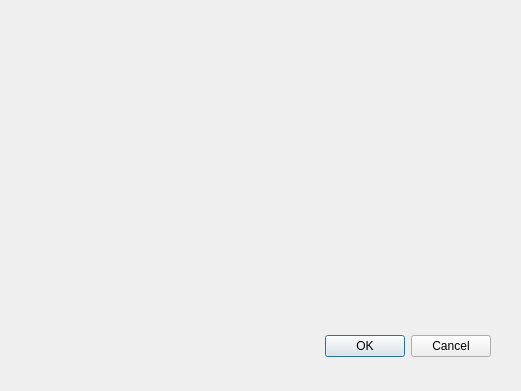
Flk427/edth, file source/CAddStationDialog.ui: the form before one commit.
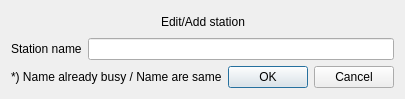
The form after the commit. Custom widgets are drawn as their Qt base class.

Commit message: [+] Add/edit stations [+] Add prices

The edit to the form file:
```diff
--- a/source/CAddStationDialog.ui
+++ b/source/CAddStationDialog.ui
@@ -6,48 +6,88 @@
    <rect>
     <x>0</x>
     <y>0</y>
-    <width>521</width>
-    <height>391</height>
+    <width>371</width>
+    <height>99</height>
    </rect>
   </property>
   <property name="windowTitle">
    <string>Dialog</string>
   </property>
-  <widget class="QDialogButtonBox" name="buttonBox">
-   <property name="geometry">
-    <rect>
-     <x>150</x>
-     <y>330</y>
-     <width>341</width>
-     <height>32</height>
-    </rect>
-   </property>
-   <property name="orientation">
-    <enum>Qt::Horizontal</enum>
-   </property>
-   <property name="standardButtons">
-    <set>QDialogButtonBox::Cancel|QDialogButtonBox::Ok</set>
-   </property>
-  </widget>
-  <widget class="CSelectHelper" name="widget" native="true">
-   <property name="geometry">
-    <rect>
-     <x>50</x>
-     <y>40</y>
-     <width>271</width>
-     <height>191</height>
-    </rect>
-   </property>
-  </widget>
+  <layout class="QVBoxLayout" name="verticalLayout">
+   <item>
+    <layout class="QHBoxLayout" name="horizontalLayout_3">
+     <item>
+      <spacer name="horizontalSpacer_2">
+       <property name="orientation">
+        <enum>Qt::Horizontal</enum>
+       </property>
+       <property name="sizeHint" stdset="0">
+        <size>
+         <width>40</width>
+         <height>20</height>
+        </size>
+       </property>
+      </spacer>
+     </item>
+     <item>
+      <widget class="QLabel" name="label">
+       <property name="text">
+        <string>Edit/Add station</string>
+       </property>
+      </widget>
+     </item>
+     <item>
+      <spacer name="horizontalSpacer_3">
+       <property name="orientation">
+        <enum>Qt::Horizontal</enum>
+       </property>
+       <property name="sizeHint" stdset="0">
+        <size>
+         <width>40</width>
+         <height>20</height>
+        </size>
+       </property>
+      </spacer>
+     </item>
+    </layout>
+   </item>
+   <item>
+    <layout class="QHBoxLayout" name="horizontalLayout">
+     <item>
+      <widget class="QLabel" name="label_2">
+       <property name="text">
+        <string>Station name</string>
+       </property>
+      </widget>
+     </item>
+     <item>
+      <widget class="QLineEdit" name="lineEdit"/>
+     </item>
+    </layout>
+   </item>
+   <item>
+    <layout class="QHBoxLayout" name="horizontalLayout_2">
+     <item>
+      <widget class="QLabel" name="busyLabel">
+       <property name="text">
+        <string>*) Name already busy / Name are same</string>
+       </property>
+      </widget>
+     </item>
+     <item>
+      <widget class="QDialogButtonBox" name="buttonBox">
+       <property name="orientation">
+        <enum>Qt::Horizontal</enum>
+       </property>
+       <property name="standardButtons">
+        <set>QDialogButtonBox::Cancel|QDialogButtonBox::Ok</set>
+       </property>
+      </widget>
+     </item>
+    </layout>
+   </item>
+  </layout>
  </widget>
- <customwidgets>
-  <customwidget>
-   <class>CSelectHelper</class>
-   <extends>QWidget</extends>
-   <header>CSelectHelper.h</header>
-   <container>1</container>
-  </customwidget>
- </customwidgets>
  <resources/>
  <connections>
   <connection>
```
Left out of the diff: 24 changed lines with no effect on the pictures. The commit also changes 13 other files.
